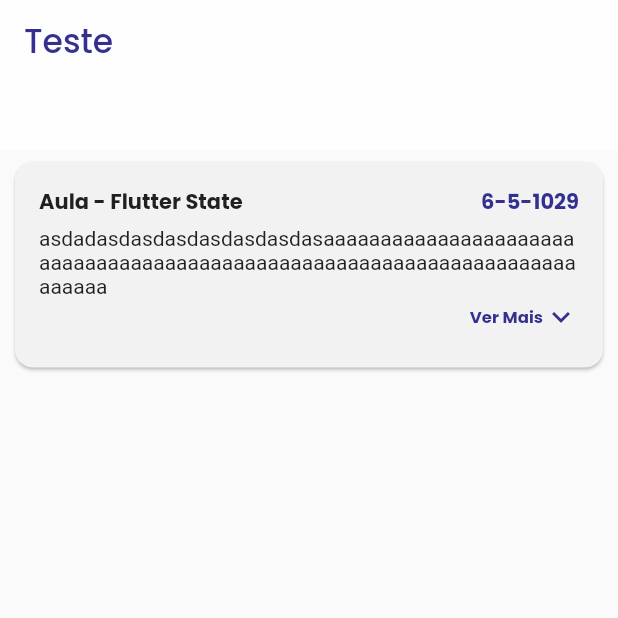
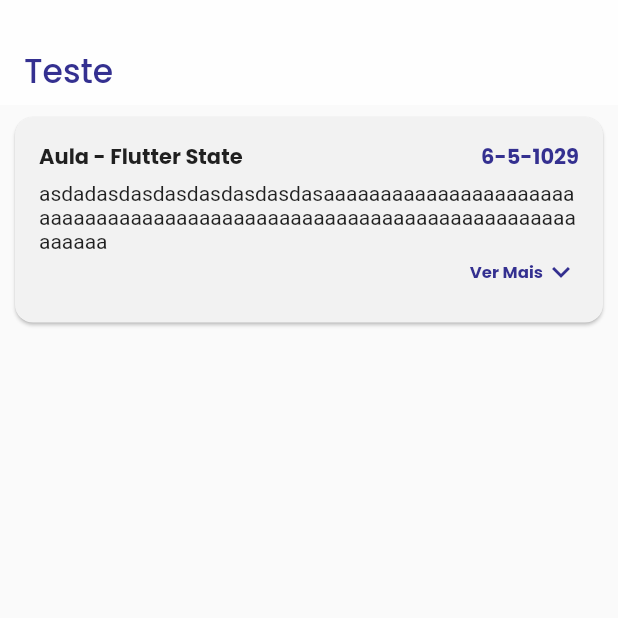
Before and after one commit to thak1996/rarguile, a Flutter app: the screen it shows after launch, on a phone screen of 412 x 824 dp, the top half of it. Run offline on Flutter 3.47's test engine with Material 2 defaults, Android fonts, the phone set to English and light mode, and no system bars.

Commit message:
melhoria appbar

```diff
--- a/lib/src/design_system/molecules/ds_app_bar.dart
+++ b/lib/src/design_system/molecules/ds_app_bar.dart
@@ -11,12 +11,25 @@ class DsAppBar extends StatelessWidget implements PreferredSizeWidget {
   @override
   Widget build(BuildContext context) {
     return AppBar(
+      automaticallyImplyLeading: true,
       backgroundColor: whiteColor,
       elevation: 0,
-      title: DsText(text: title, style: h5Primary),
+      title: Align(
+        alignment: Alignment.bottomLeft,
+        child: Column(
+          crossAxisAlignment: CrossAxisAlignment.start,
+          children: [
+            const Divider(
+              height: 40,
+              color: whiteColor,
+            ),
+            DsText(text: title, style: h5Primary),
+          ],
+        ),
+      ),
     );
   }
 
   @override
-  Size get preferredSize => const Size.fromHeight(100);
+  Size get preferredSize => const Size.fromHeight(70);
 }
```
